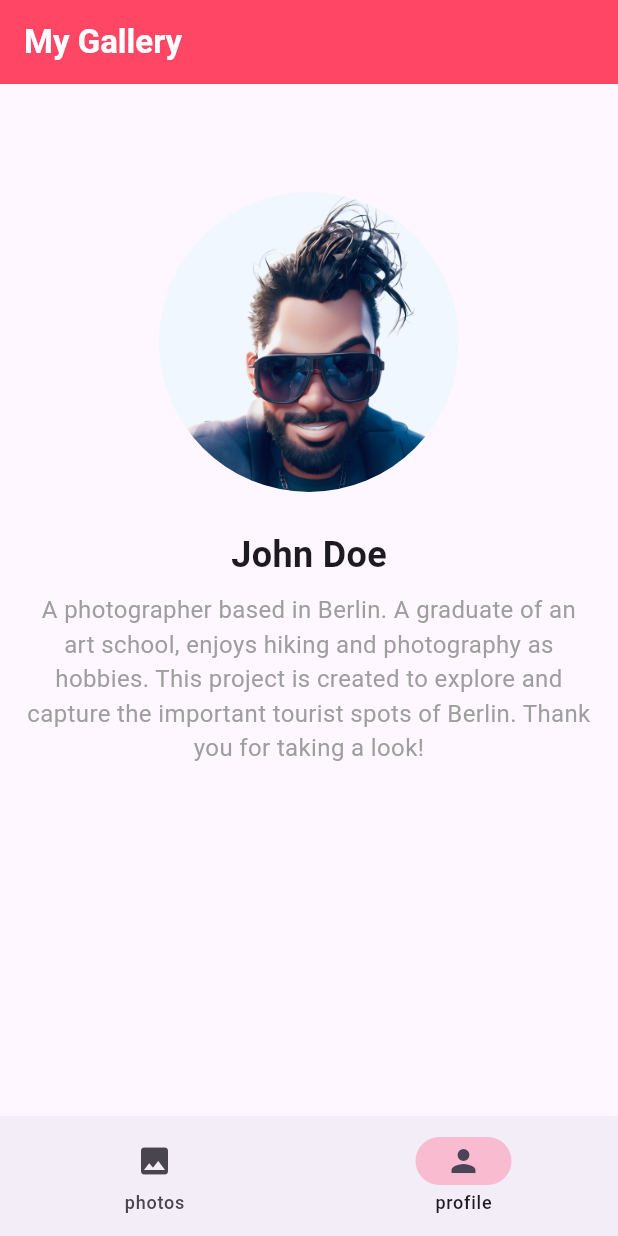
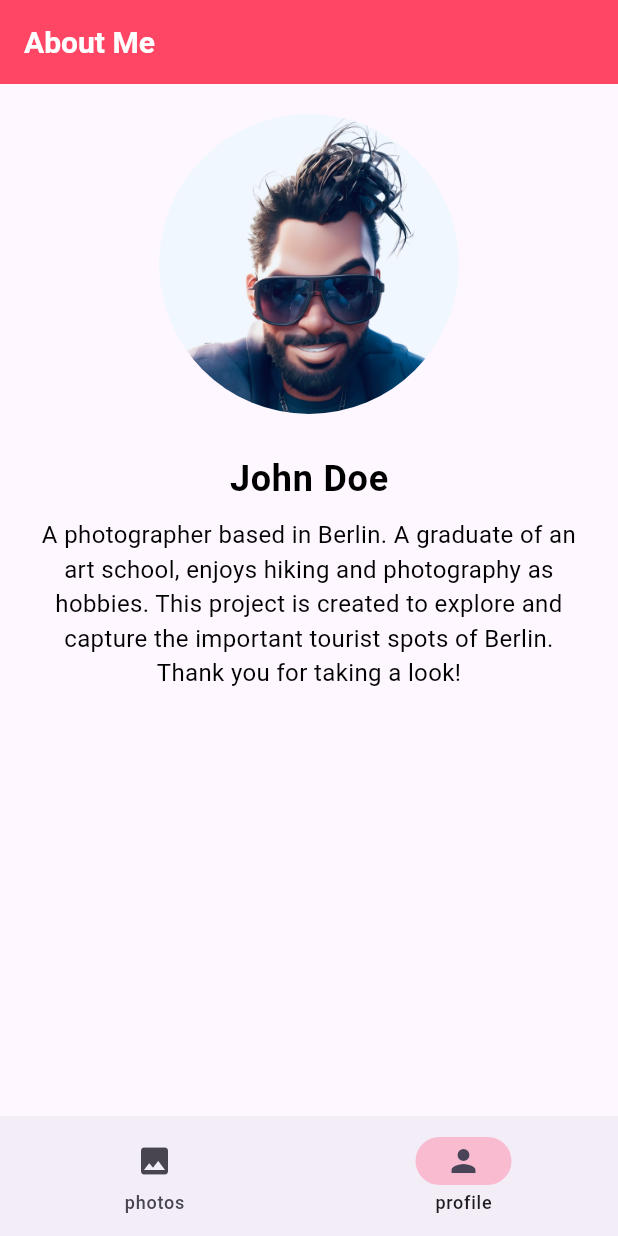
Before and after one commit to megasido/gallery_app_sidar, a Flutter app: the screen it shows after launch, item 2 of the bottom bar chosen, on a phone screen of 412 x 824 dp. Run offline on Flutter 3.47's test engine with Material 3 defaults, Android fonts, the phone set to English and light mode, and no system bars.

Commit message:
ThemeData,dynamic AppHome Titles,dyn toList

```diff
--- a/lib/main.dart
+++ b/lib/main.dart
@@ -10,6 +10,21 @@ class MainApp extends StatelessWidget {
 
   @override
   Widget build(BuildContext context) {
-    return const MaterialApp(home: AppHome());
+    return MaterialApp(
+      theme: ThemeData(
+        primarySwatch: Colors.pink,
+        appBarTheme: const AppBarTheme(
+          backgroundColor: Color.fromARGB(255, 255, 70, 100),
+          titleTextStyle: TextStyle(
+              fontWeight: FontWeight.bold, fontSize: 20, color: Colors.white),
+        ),
+        textTheme: const TextTheme(
+            bodyLarge: TextStyle(
+                fontSize: 24, fontWeight: FontWeight.bold, color: Colors.black),
+            bodyMedium: TextStyle(fontSize: 16, color: Colors.black),
+            bodySmall: TextStyle(fontSize: 14, color: Colors.grey)),
+      ),
+      home: const AppHome(),
+    );
   }
 }
--- a/lib/src/core/presentation/app_home.dart
+++ b/lib/src/core/presentation/app_home.dart
@@ -16,15 +16,16 @@ class _AppHomeState extends State<AppHome> {
     const ProfileScreen(),
   ];
 
+  List<String> appBarTitles = [
+    "My Gallery",
+    "About Me",
+  ];
+
   @override
   Widget build(BuildContext context) {
     return Scaffold(
       appBar: AppBar(
-        title: const Text(
-          "My Gallery",
-          style: TextStyle(color: Colors.white, fontWeight: FontWeight.bold),
-        ),
-        backgroundColor: const Color.fromARGB(255, 255, 70, 100),
+        title: Text(appBarTitles[currentindex]),
       ),
       bottomNavigationBar: NavigationBar(
         onDestinationSelected: (int index) {
--- a/lib/src/features/gallery/presentation/details_screen.dart
+++ b/lib/src/features/gallery/presentation/details_screen.dart
@@ -30,17 +30,17 @@ class DetailsScreen extends StatelessWidget {
             const SizedBox(height: 16),
             Text(
               item.imageTitle,
-              style: const TextStyle(fontSize: 24, fontWeight: FontWeight.bold),
+              style: Theme.of(context).textTheme.bodyLarge,
             ),
             const SizedBox(height: 8),
             Text(
               item.imageDate,
-              style: const TextStyle(fontSize: 16, color: Colors.grey),
+              style: Theme.of(context).textTheme.bodySmall,
             ),
             const SizedBox(height: 16),
             Text(
               item.imageDescription,
-              style: const TextStyle(fontSize: 18),
+              style: Theme.of(context).textTheme.bodyMedium,
             ),
           ],
         ),
--- a/lib/src/features/profile/presentation/profile_screen.dart
+++ b/lib/src/features/profile/presentation/profile_screen.dart
@@ -7,9 +7,8 @@ class ProfileScreen extends StatelessWidget {
   @override
   Widget build(BuildContext context) {
     return Scaffold(
-      appBar: AppBar(),
       body: Padding(
-        padding: const EdgeInsets.all(16.0),
+        padding: const EdgeInsets.all(20.0),
         child: Column(
           crossAxisAlignment: CrossAxisAlignment.center,
           children: [
@@ -22,14 +21,14 @@ class ProfileScreen extends StatelessWidget {
               ),
             ),
             const SizedBox(height: 25),
-            const Text(
+            Text(
               'John Doe',
-              style: TextStyle(fontSize: 24, fontWeight: FontWeight.bold),
+              style: Theme.of(context).textTheme.bodyLarge,
             ),
             const SizedBox(height: 8),
-            const Text(
-              'A photographer based in Berlin. A graduate of an art school, enjoys hiking and photography as hobbies. This project is created to explore and capture the important tourist spots of Berlin. Thank you for taking a look!',
-              style: TextStyle(fontSize: 16, color: Colors.grey),
+            Text(
+              'A photographer based in Berlin. A graduate of an art school, enjoys hiking and photography as hobbies. This project is created to explore and capture the important tourist spots of Berlin. \nThank you for taking a look!',
+              style: Theme.of(context).textTheme.bodyMedium,
               textAlign: TextAlign.center,
             ),
           ],
```
Also changed, not shown: lib/src/features/gallery/data/gallery_data.dart (+4 -4 lines), lib/src/features/gallery/presentation/gallery_card.dart (+2 -5 lines), lib/src/features/gallery/presentation/gallery_screen.dart (+2 -11 lines).
